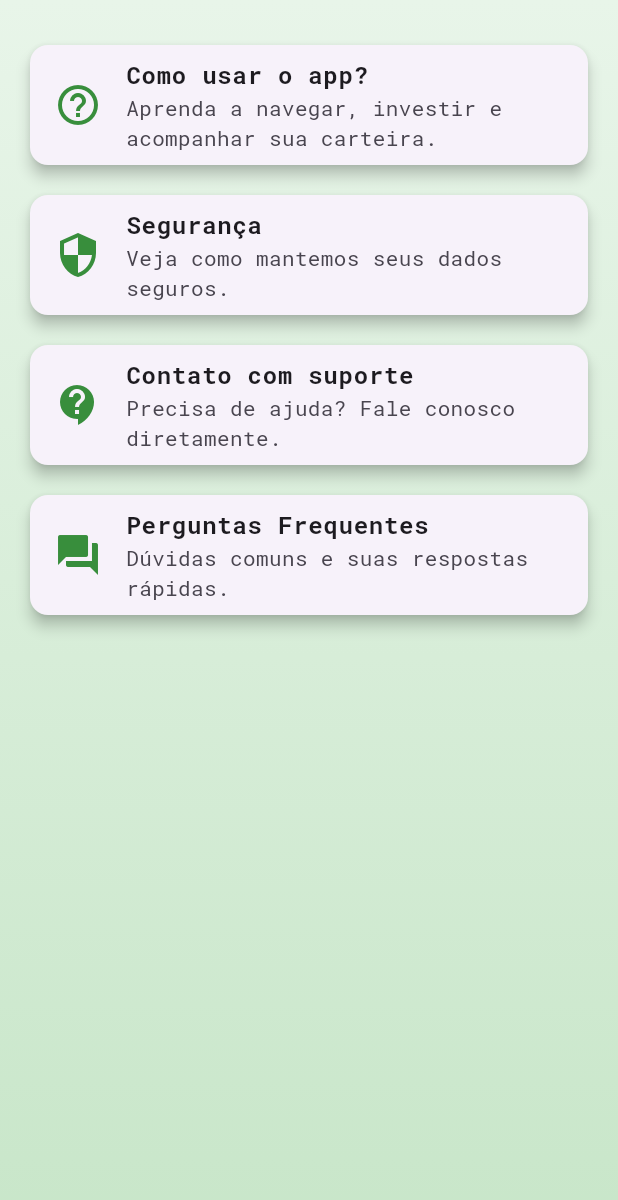
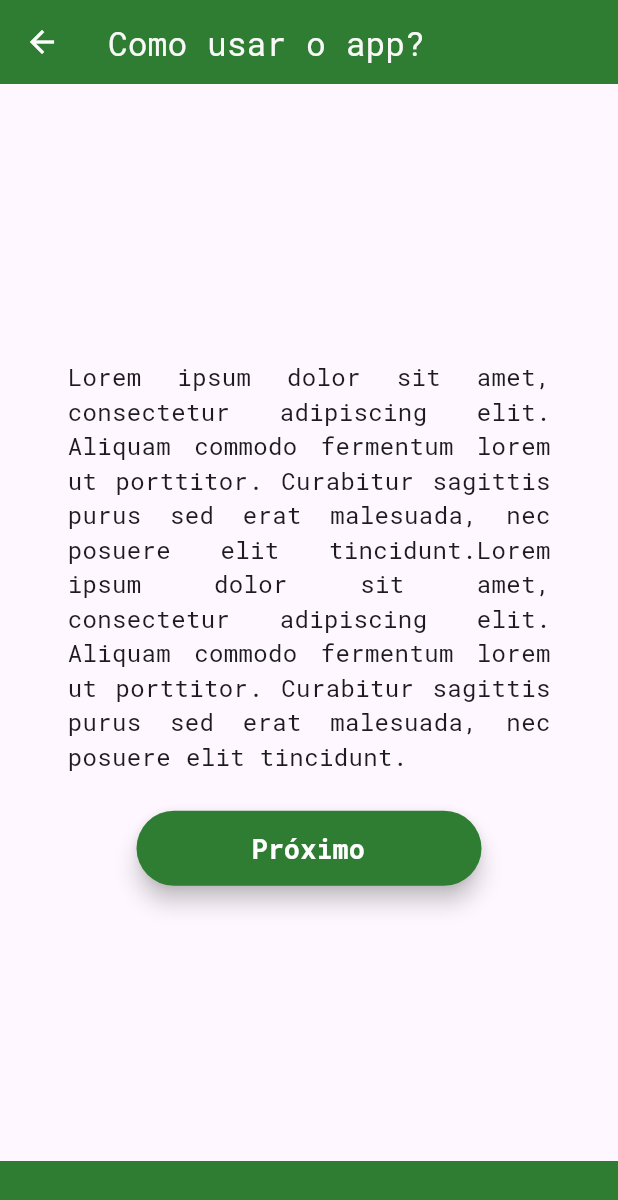
Before and after one commit to GuustavoPetry/marketool_finance, a Flutter app: the HelpCenterView widget shown alone on an empty page, opened directly, after a tap on "Como usar o app?", on a phone screen of 412 x 824 dp. Shown: the top 1200 px of the screen. Run offline on Flutter 3.47's test engine with Material 3 defaults, Android fonts, the light colour scheme and no system bars; our stand-ins replace fl_chart; missing offline and left inert: file_selector; network calls fail.

Commit message:
estilizando a tela de ajuda e criando a pagina de segurança

```diff
--- a/lib/src/app/app_menu_items.dart
+++ b/lib/src/app/app_menu_items.dart
@@ -26,7 +26,7 @@ final List<MenuModel> appMenuItems = [
   ),
   MenuModel(
     title: "Central de Ajuda",
-    icon: Icons.help_center,
+    icon: Icons.help,
     route: "/help",
     page: const HelpCenterView(),
   ),
--- a/lib/src/app/app_widget.dart
+++ b/lib/src/app/app_widget.dart
@@ -1,8 +1,10 @@
 import 'package:flutter/material.dart';
 import 'package:marketool_financer/src/app/generate_routes.dart';
 import 'package:marketool_financer/src/services/auth_service.dart';
+import 'package:marketool_financer/src/views/howUse_view.dart';
 import 'package:marketool_financer/src/views/login_view.dart';
 import 'package:marketool_financer/src/views/register_view.dart';
+import 'package:marketool_financer/src/views/securityPage.dart';
 
 class AppWidget extends StatelessWidget {
   const AppWidget({super.key});
@@ -15,6 +17,8 @@ class AppWidget extends StatelessWidget {
       routes: {
         "/login": (context) => LoginView(),
         "/register": (context) => RegisterView(),
+        "/how": (context) => HowUsePage(),
+        "/security": (context) => SecurityPage(),
         ...generateRoutes(),
       },
     );
--- a/lib/src/services/auth_service.dart
+++ b/lib/src/services/auth_service.dart
@@ -1,5 +1,5 @@
 class AuthService {
-  static bool isLoggedIn = false;
+  static bool isLoggedIn = true;
   static String? username = "";
 
   static void login(String user) {
--- a/lib/src/views/help_center_view.dart
+++ b/lib/src/views/help_center_view.dart
@@ -5,13 +5,10 @@ class HelpCenterView extends StatelessWidget {
 
   @override
   Widget build(BuildContext context) {
-    return Container (
+    return Container(
       decoration: const BoxDecoration(
         gradient: LinearGradient(
-            colors: [
-              Color(0xFFE8F5E9),
-              Color(0xFFC8E6C9),
-            ],
+          colors: [Color(0xFFE8F5E9), Color(0xFFC8E6C9)],
           begin: Alignment.topCenter,
           end: Alignment.bottomCenter,
         ),
@@ -21,23 +18,46 @@ class HelpCenterView extends StatelessWidget {
         children: [
           _buildHelpCard(
             title: "Como usar o app?",
-              description: "Aprenda a navegar, investir e acompanhar sua carteira.",
+            description:
+                "Aprenda a navegar, investir e acompanhar sua carteira.",
             icon: Icons.help_outline,
+            onTap: () {
+              Navigator.pushNamed(context, '/how');
+            },
           ),
           _buildHelpCard(
             title: "Segurança",
             description: "Veja como mantemos seus dados seguros.",
             icon: Icons.security,
+            onTap: () {
+              ScaffoldMessenger.of(context).showSnackBar(
+                const SnackBar(
+                  content: Text('Página de Segurança em desenvolvimento'),
+                ),
+              );
+            },
           ),
           _buildHelpCard(
             title: "Contato com suporte",
             description: "Precisa de ajuda? Fale conosco diretamente.",
             icon: Icons.contact_support,
+            onTap: () {
+              ScaffoldMessenger.of(context).showSnackBar(
+                const SnackBar(
+                  content: Text('Página de Contato em desenvolvimento'),
+                ),
+              );
+            },
           ),
           _buildHelpCard(
             title: "Perguntas Frequentes",
             description: "Dúvidas comuns e suas respostas rápidas.",
             icon: Icons.question_answer,
+            onTap: () {
+              ScaffoldMessenger.of(context).showSnackBar(
+                const SnackBar(content: Text('FAQ em desenvolvimento')),
+              );
+            },
           ),
         ],
       ),
@@ -48,6 +68,7 @@ class HelpCenterView extends StatelessWidget {
     required String title,
     required String description,
     required IconData icon,
+    VoidCallback? onTap,
   }) {
     return Card(
       elevation: 4,
@@ -67,8 +88,7 @@ class HelpCenterView extends StatelessWidget {
           description,
           style: const TextStyle(fontFamily: 'RobotoMono'),
         ),
-        onTap: () {
-        },
+        onTap: onTap,
       ),
     );
   }
--- /dev/null
+++ b/lib/src/views/howUse_view.dart
@@ -0,0 +1,152 @@
+import 'package:flutter/material.dart';
+import 'package:marketool_financer/src/widgets/custom_button.dart';
+
+class HowUsePage extends StatefulWidget {
+  const HowUsePage({super.key});
+
+  @override
+  State<HowUsePage> createState() => _HowUsePageState();
+}
+
+class _HowUsePageState extends State<HowUsePage> {
+  final PageController _pageController = PageController();
+
+  @override
+  void dispose() {
+    _pageController.dispose();
+    super.dispose();
+  }
+
+  @override
+  Widget build(BuildContext context) {
+    return Scaffold(
+      appBar: AppBar(
+        title: const Text(
+          'Como usar o app?',
+          style: TextStyle(fontFamily: "RobotoMono", color: Color(0xFFF8F9F7)),
+        ),
+        iconTheme: const IconThemeData(color: Colors.white),
+        backgroundColor: const Color(0xFF2E7D32),
+      ),
+      bottomNavigationBar: Container(
+        color: const Color(0xFF2E7D32),
+        width: double.infinity,
+        height: 50,
+      ),
+      body: PageView(
+        controller: _pageController,
+        physics: const NeverScrollableScrollPhysics(),
+        children: [
+          _registerStep_01(),
+          _registerStep_02(),
+          _registerStep_03(),
+        ],
+      ),
+    );
+  }
+
+  Widget _registerStep_01() {
+    return Center(
+      child: Padding(
+        padding: const EdgeInsets.all(45),
+        child: SingleChildScrollView(
+          child: Column(
+            children: [
+              const Text(
+                'Lorem ipsum dolor sit amet, consectetur adipiscing elit. '
+                'Aliquam commodo fermentum lorem ut porttitor. '
+                'Curabitur sagittis purus sed erat malesuada, nec posuere elit tincidunt.'
+                'Lorem ipsum dolor sit amet, consectetur adipiscing elit. '
+                'Aliquam commodo fermentum lorem ut porttitor. '
+                'Curabitur sagittis purus sed erat malesuada, nec posuere elit tincidunt.'                ,
+                style: TextStyle(fontSize: 16, fontFamily: 'RobotoMono'),
+                textAlign: TextAlign.justify,
+              ),
+              const SizedBox(height: 25),
+              CustomButton(
+                label: "Próximo",
+                onPressed: () {
+                  _pageController.nextPage(
+                    duration: const Duration(milliseconds: 300),
+                    curve: Curves.easeInOut,
+                  );
+                },
+              ),
+            ],
+          ),
+        ),
+      ),
+    );
+  }
+
+ Widget _registerStep_02() {
+  return Center(
+    child: Padding(
+      padding: const EdgeInsets.all(16),
+      child: SingleChildScrollView(
+        child: Column(
+          children: [
+            const SizedBox(height: 20),
+            Container(
+              width: 280,
+              height: 150,
+              color: Colors.black,
+            ),
+
+            const SizedBox(height: 20),
+            Container(
+              width: 280,
+              height: 150,
+              color: Colors.black,
+            ),
+
+            const SizedBox(height: 40),
+
+            CustomButton(
+              label: "Próximo",
+              onPressed: () {
+                _pageController.nextPage(
+                  duration: const Duration(milliseconds: 300),
+                  curve: Curves.easeInOut,
+                );
+              },
+            ),
+          ],
+        ),
+      ),
+    ),
+  );
+}
+
+
+  Widget _registerStep_03() {
+    return Center(
+      child: Padding(
+        padding: const EdgeInsets.all(16),
+        child: SingleChildScrollView(
+          child: Column(
+            children: [
+              const Text(
+                'At vero eos et accusamus et iusto odio dignissimos ducimus '
+                'qui blanditiis praesentium voluptatum deleniti atque corrupti.'
+                'At vero eos et accusamus et iusto odio dignissimos ducimus '
+                'qui blanditiis praesentium voluptatum deleniti atque corrupti.'
+                'qui blanditiis praesentium voluptatum deleniti atque corrupti.'
+                'qui blanditiis praesentium voluptatum deleniti atque corrupti.'
+                'qui blanditiis praesentium voluptatum deleniti atque corrupti.',
+                style: TextStyle(fontSize: 16, fontFamily: 'RobotoMono'),
+                textAlign: TextAlign.justify,
+              ),
+              const SizedBox(height: 40),
+              CustomButton(
+                label: "Finalizar",
+                onPressed: () {
+                },
+              ),
+            ],
+          ),
+        ),
+      ),
+    );
+  }
+}
--- /dev/null
+++ b/lib/src/views/securityPage.dart
@@ -0,0 +1,15 @@
+import 'package:flutter/material.dart';
+import 'package:marketool_financer/src/widgets/custom_app_bar.dart';
+
+
+class SecurityPage extends StatelessWidget {
+  const SecurityPage({super.key});
+
+  @override
+  Widget build(BuildContext context) {
+    return Scaffold(
+      appBar: CustomAppBar(),
+      bottomNavigationBar: CustomAppBar(),
+    );
+  }
+}
```
Lines whose indentation alone changed are shown as unchanged.
